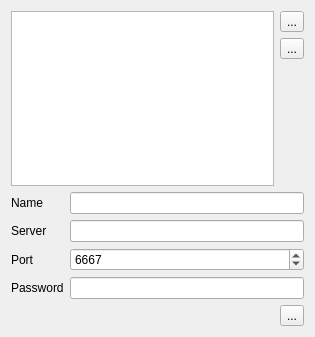
Qt form iconfig/iservereditor.ui (daniel-Jones/IdealIRC) before a commit.
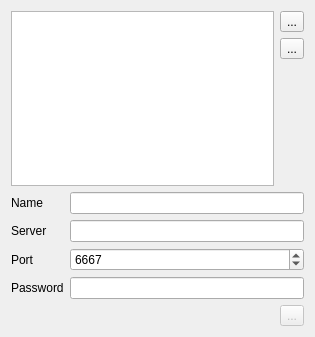
The same form after that commit. Icons and pictures are not drawn.

What changed in the file:
```diff
--- a/iconfig/iservereditor.ui
+++ b/iconfig/iservereditor.ui
@@ -130,6 +130,9 @@
    </item>
    <item row="7" column="3">
     <widget class="QToolButton" name="btnSave">
+     <property name="enabled">
+      <bool>false</bool>
+     </property>
      <property name="text">
       <string>...</string>
      </property>
```
